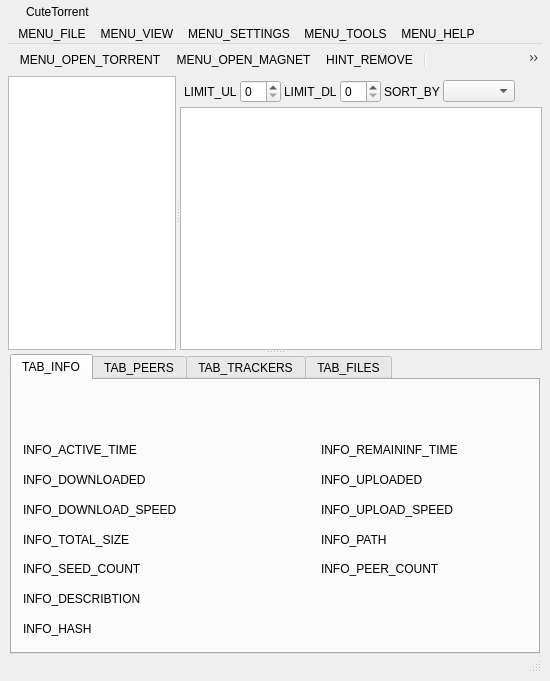
First picture: the form in src/core/gui/FormFiles/CustomWindow.ui, repository CuteTorrent/CuteTorrent, before the edit.
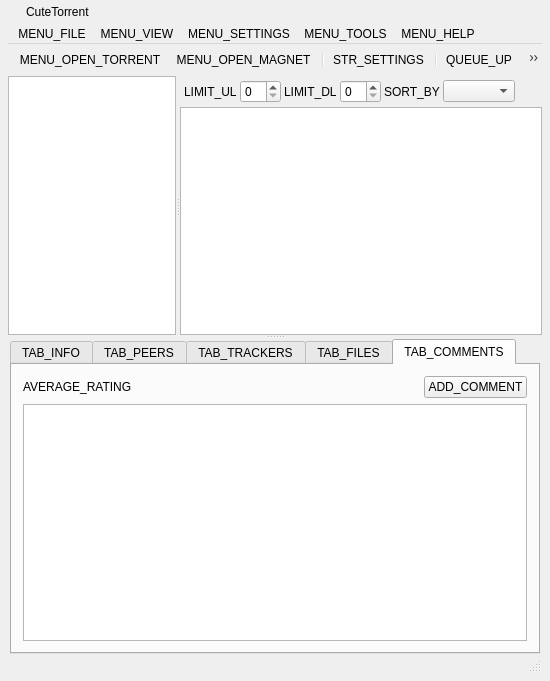
Second picture: the form after the edit. Icons and pictures are not drawn.

What changed in the file:
```diff
--- a/src/core/gui/FormFiles/CustomWindow.ui
+++ b/src/core/gui/FormFiles/CustomWindow.ui
@@ -449,7 +449,7 @@
                 <bool>true</bool>
                </property>
                <property name="currentIndex">
-                <number>0</number>
+                <number>4</number>
                </property>
                <widget class="QWidget" name="tab">
                 <property name="mouseTracking">
@@ -840,6 +840,43 @@
                  </item>
                 </layout>
                </widget>
+               <widget class="QWidget" name="tab_5">
+                <attribute name="title">
+                 <string>TAB_COMMENTS</string>
+                </attribute>
+                <layout class="QGridLayout" name="ratingTabLayout">
+                 <item row="0" column="2">
+                  <widget class="QPushButton" name="addCommentButton">
+                   <property name="text">
+                    <string>ADD_COMMENT</string>
+                   </property>
+                  </widget>
+                 </item>
+                 <item row="1" column="0" colspan="3">
+                  <widget class="QListView" name="m_commentsView"/>
+                 </item>
+                 <item row="0" column="0">
+                  <widget class="QLabel" name="label_13">
+                   <property name="text">
+                    <string>AVERAGE_RATING</string>
+                   </property>
+                  </widget>
+                 </item>
+                 <item row="0" column="1">
+                  <spacer name="horizontalSpacer_2">
+                   <property name="orientation">
+                    <enum>Qt::Horizontal</enum>
+                   </property>
+                   <property name="sizeHint" stdset="0">
+                    <size>
+                     <width>40</width>
+                     <height>20</height>
+                    </size>
+                   </property>
+                  </spacer>
+                 </item>
+                </layout>
+               </widget>
               </widget>
              </item>
             </layout>
@@ -984,10 +1021,6 @@
          </property>
          <addaction name="ACTION_TORRENTTOOLBAR_ADD_TORRENT"/>
          <addaction name="ACTION_TORRENTTOOLBAR_OPEN_MAGNET"/>
-         <addaction name="ACTION_TORRENTTOOLBAR_REMOVE"/>
-         <addaction name="separator"/>
-         <addaction name="ACTION_TORRENTTOOLBAR_START"/>
-         <addaction name="ACTION_TORRENTTOOLBAR_PAUSE"/>
          <addaction name="separator"/>
          <addaction name="ACTION_TOOLBAR_SETTINGS"/>
          <addaction name="separator"/>
@@ -1067,14 +1100,6 @@
     <enum>QAction::PreferencesRole</enum>
    </property>
   </action>
-  <action name="ACTION_TORRENTTOOLBAR_PAUSE">
-   <property name="text">
-    <string>STR_PAUSE</string>
-   </property>
-   <property name="iconText">
-    <string>HINT_PAUSE</string>
-   </property>
-  </action>
   <action name="ACTION_SEARCHTOOLBAR_DOWNLOAD">
    <property name="text">
     <string>STR_DOWNLOAD</string>
@@ -1091,25 +1116,6 @@
     <string>HINT_OPEN_URL</string>
    </property>
   </action>
-  <action name="ACTION_TORRENTTOOLBAR_START">
-   <property name="text">
-    <string>STR_START</string>
-   </property>
-   <property name="iconText">
-    <string>HINT_RESUME</string>
-   </property>
-  </action>
-  <action name="ACTION_TORRENTTOOLBAR_REMOVE">
-   <property name="text">
-    <string>STR_REMOVE</string>
-   </property>
-   <property name="iconText">
-    <string>HINT_REMOVE</string>
-   </property>
-   <property name="toolTip">
-    <string>STR_REMOVE</string>
-   </property>
-  </action>
   <action name="ACTION_MENUHELP_ABAUT_CT">
    <property name="text">
     <string>MENU_ABAUT</string>
```
Left out of the diff: 65 changed lines with no effect on the pictures.
